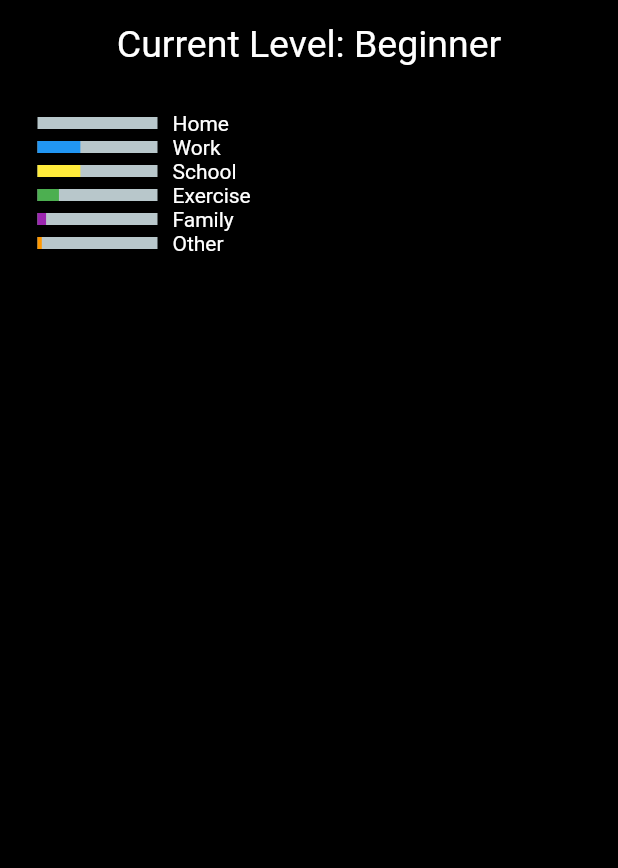
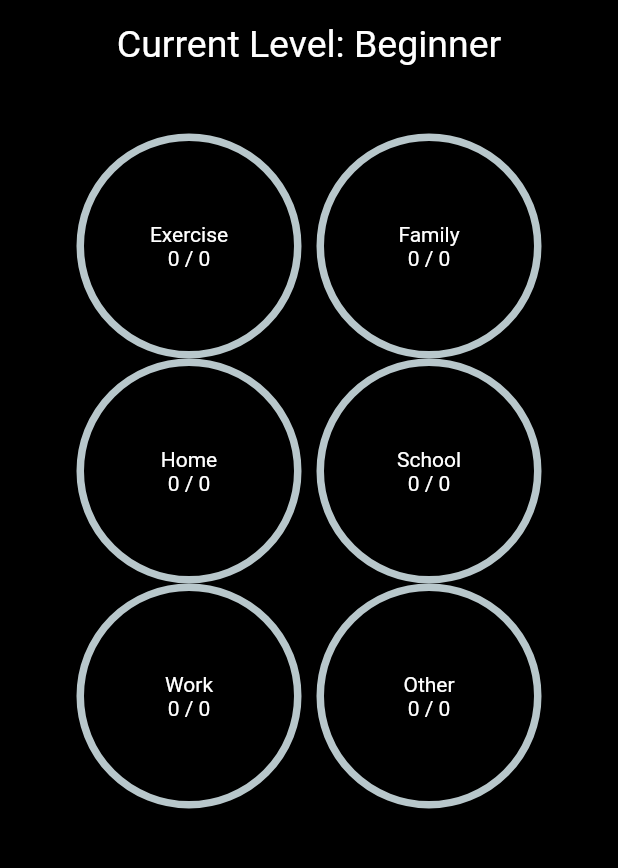
Before and after one commit to maldz3/CS361-Pomodoro, a Flutter app: the StatsPage screen opened by its route, on a phone screen of 412 x 824 dp, the part 84-952 px from its top. Run offline on Flutter 3.47's test engine with Material 2 defaults, Android fonts, the phone set to English and light mode, and no system bars; drawn by our look-alikes of percent_indicator; our stand-ins replace cloud_firestore, dropdown_formfield, email_validator, firebase_auth, flutter_phoenix; missing offline and left inert: cloud_firestore_web, firebase_auth_web, firebase_core_web; accounts and stored records are empty; Roboto replaces fonts that are missing (Rubik); statements that could not run were skipped.

Commit message:
Changed to circular progress indicators

```diff
--- a/lib/screens/stats_page.dart
+++ b/lib/screens/stats_page.dart
@@ -10,7 +10,12 @@ class StatsPage extends StatefulWidget {
 }
 
 class _StatsPageState extends State<StatsPage> {
-  List<String> userLevels = ['Beginner', 'Task Rabbit', 'Task Master', 'Pomo Beast'];
+  List<String> userLevels = [
+    'Beginner',
+    'Task Rabbit',
+    'Task Master',
+    'Pomo Beast'
+  ];
   User user;
   int total_time = 0;
   String title;
@@ -23,12 +28,17 @@ class _StatsPageState extends State<StatsPage> {
 
   @override
   Widget build(BuildContext context) {
-    int workTime, schoolTime, exerciseTime, homeTime, familyTime, otherTime;
-
-    Map<String, int> catTimes = { 'Home': 0, 'Work': 10, 'School': 10, 'Exercise': 5, 'Family': 2, 'Other': 1 };
+    Map<String, int> catTimes = {
+      'Home': 0,
+      'Work': 0,
+      'School': 0,
+      'Exercise': 0,
+      'Family': 0,
+      'Other': 0
+    };
 
     // iterates through list of user tasks and increments times based on category
-    if(user != null && user.tasks.list != null) {
+    if (user != null && user.tasks.list != null) {
       for (Task t in user.tasks.list) {
         String category = t.category.toString();
         if (t.totalTime > 0) {
@@ -38,14 +48,30 @@ class _StatsPageState extends State<StatsPage> {
     }
 
     // iterates through category map and gets total overall time
-    catTimes.forEach((k,v) => total_time += v);
+    catTimes.forEach((k, v) => total_time += v);
 
     // uses total_time to determine user level/title
     int index = total_time ~/ 500;
-    if(index > userLevels.length) {
+    if (index > userLevels.length) {
       title = 'Pomo Beast';
     } else {
       title = userLevels[index];
+    }
+
+    Widget graphBuilder(String cat, Color color) {
+      double percent = catTimes[cat] / total_time;
+      return CircularPercentIndicator(
+        radius: 150.0,
+        lineWidth: 5.0,
+        percent: percent,
+        center: Column(
+            mainAxisAlignment: MainAxisAlignment.center,
+            children: <Widget>[
+              Text(cat),
+              Text('${catTimes[cat]} / $total_time')
+            ]),
+        progressColor: color,
+      );
     }
 
     return Scaffold(
@@ -59,82 +85,28 @@ class _StatsPageState extends State<StatsPage> {
                 children: <Widget>[
                   Center(
                       child: Text('Current Level: $title',
-                    style: Styles.headerLarge)
+                          style: Styles.headerLarge)),
+                  //catPercents(context, catTimes, total_time)])
+                  SizedBox(height: 30),
+                  Container(
+                    padding: EdgeInsets.all(15.0),
+                    child: Wrap(
+                      spacing: 10.0,
+                      alignment: WrapAlignment.center,
+                      direction: Axis.horizontal,
+                      children: <Widget>[
+                        graphBuilder('Exercise', Colors.red),
+                        graphBuilder('Family', Colors.orange),
+                        graphBuilder('Home', Colors.yellow),
+                        graphBuilder('School', Colors.green),
+                        graphBuilder('Work', Colors.blue),
+                        graphBuilder('Other', Colors.purple),
+                      ],
                     ),
-                //catPercents(context, catTimes, total_time)])
-                SizedBox(height: 30,),
-                Column(
-                  //crossAxisAlignment: CrossAxisAlignment.center,
-                  children: [
-                  Row(children: [
-                    LinearPercentIndicator(
-                      width: 100.0,
-                      lineHeight: 8.0,
-                      percent: (catTimes['Home'] / 10),
-                      progressColor: Colors.red,
-                    ),
-                    Text('Home'),
-                  ])
-                ]),
-                Column(children: [
-                  Row(children: [
-                    LinearPercentIndicator(
-                      width: 100.0,
-                      lineHeight: 8.0,
-                      percent: (catTimes['Work'] / total_time),
-                      progressColor: Colors.blue,
-                    ),
-                    Text('Work'),
-                  ])
-                ]),
-                Column(children: [
-                  Row(children: [
-                    LinearPercentIndicator(
-                      width: 100.0,
-                      lineHeight: 8.0,
-                      percent: (catTimes['School'] / total_time),
-                      progressColor: Colors.yellow,
-                    ),
-                    Text('School'),
-                  ])
-                ]),
-                Column(children: [
-                  Row(children: [
-                    LinearPercentIndicator(
-                      width: 100.0,
-                      lineHeight: 8.0,
-                      percent: (catTimes['Exercise'] / total_time),
-                      progressColor: Colors.green,
-                    ),
-                    Text('Exercise'),
-                  ])
-                ]),
-                Column(children: [
-                  Row(children: [
-                    LinearPercentIndicator(
-                      width: 100.0,
-                      lineHeight: 8.0,
-                      percent: (catTimes['Family'] / total_time),
-                      progressColor: Colors.purple,
-                    ),
-                    Text('Family'),
-                  ])
-                ]),
-                Column(children: [
-                  Row(children: [
-                    LinearPercentIndicator(
-                      width: 100.0,
-                      lineHeight: 8.0,
-                      percent: (catTimes['Other'] / total_time),
-                      progressColor: Colors.orange,
-                    ),
-                    Text('Other'),
-                  ])
-                ]),
-              ]
-            ),
+                  )
+                ]));
+      }),
     );
-        }));
   }
 }
 
```
Lines whose indentation alone changed are shown as unchanged.
